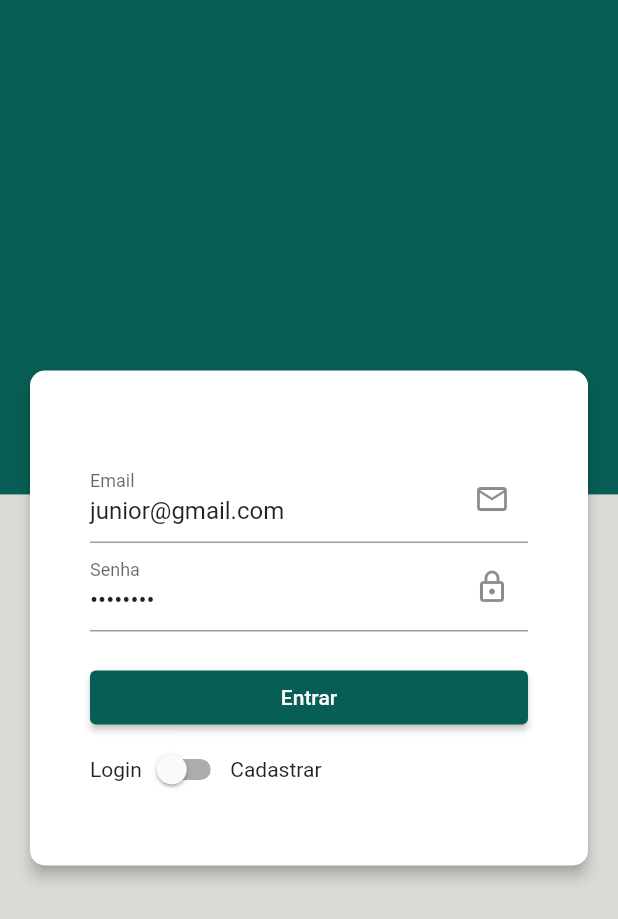
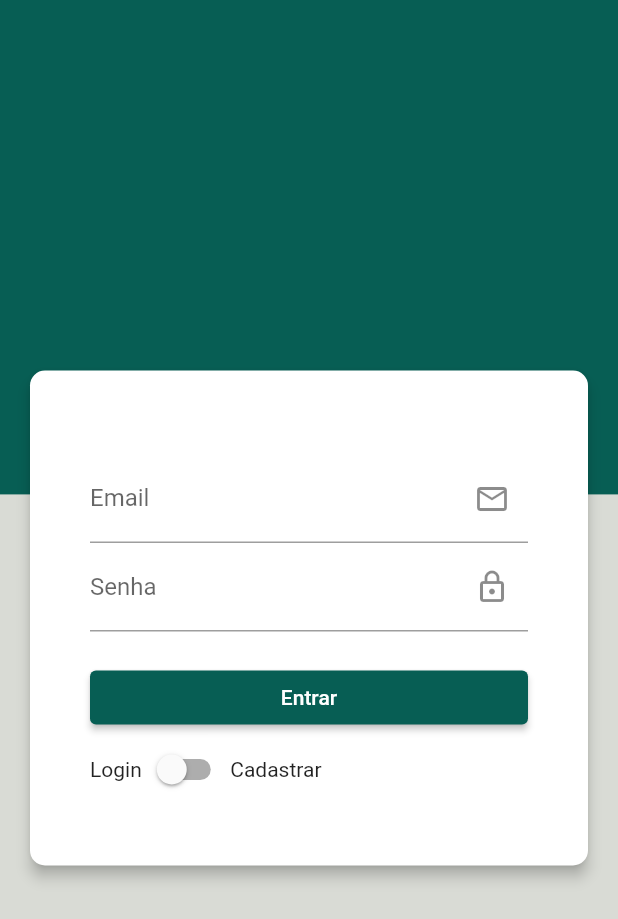
Before and after one commit to juniorsafera/Whatsapp_Web_Clone, a Flutter app: the screen it shows after launch, on a phone screen of 412 x 824 dp. Shown: the top 919 px of the screen. Run offline on Flutter 3.47's test engine with Material 2 defaults, Android fonts, the phone set to English and light mode, and no system bars; our stand-ins replace cached_network_image, cloud_firestore, file_picker, firebase_auth, firebase_storage; accounts and stored records are empty; statements that could not run were skipped.

Commit message:
Update login.dart

```diff
--- a/whatsapp_web/lib/telas/login.dart
+++ b/whatsapp_web/lib/telas/login.dart
@@ -17,11 +17,11 @@ class TelaLogin extends StatefulWidget {
 
 class _TelaLoginState extends State<TelaLogin> {
   TextEditingController _controllerNome =
-      TextEditingController(text: 'Junior Santos');
+      TextEditingController(text: '');
   TextEditingController _controllerEmail =
-      TextEditingController(text: 'junior@gmail.com');
+      TextEditingController(text: '');
   TextEditingController _controllerSenha =
-      TextEditingController(text: '12345678');
+      TextEditingController(text: '');
   bool _cadastroUsuario = false;
 
   Uint8List? _imagemSelecionada;
```
